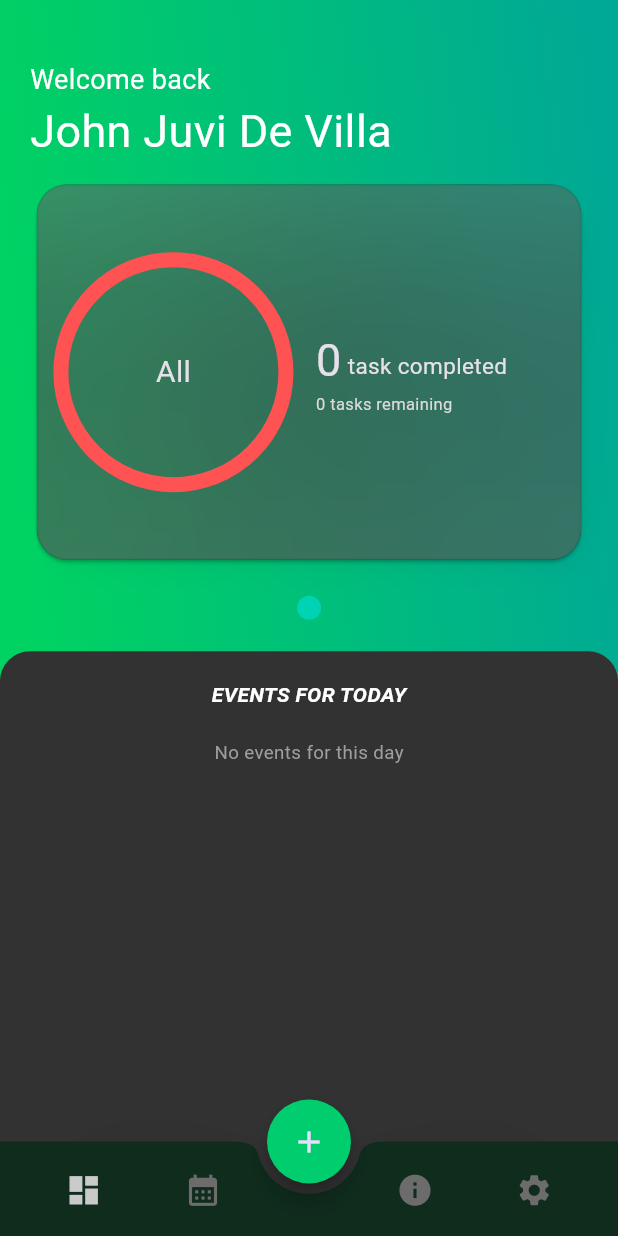
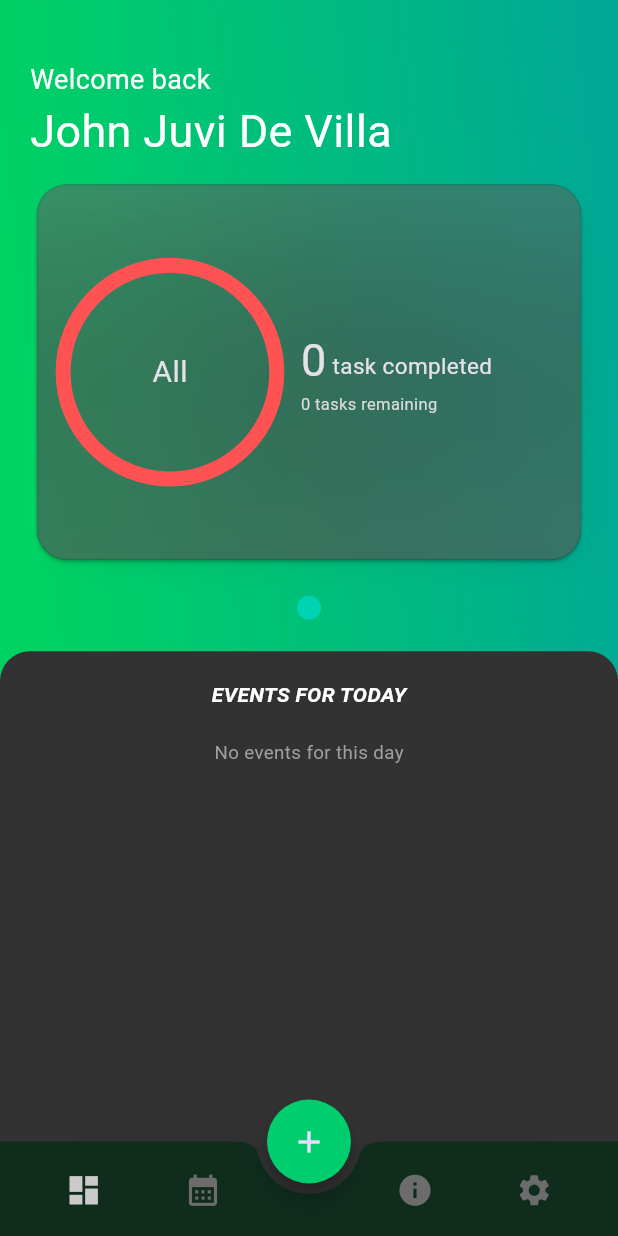
Before and after one commit to TheSciCoder3000/S-Hub, a Flutter app: the MainWrapper screen opened by its route, on a phone screen of 412 x 824 dp. Run offline on Flutter 3.47's test engine with Material 3 defaults, Android fonts, the phone set to English and light mode, and no system bars; drawn by our look-alikes of draggable_home, percent_indicator, smooth_page_indicator; our stand-ins replace cloud_firestore, firebase_auth, firebase_core, go_router, table_calendar; missing offline and left inert: icalendar_parser; accounts and stored records are empty.

Commit message:
overflow bug fix

```diff
--- a/lib/screens/dashboard/card_collection.dart
+++ b/lib/screens/dashboard/card_collection.dart
@@ -60,7 +60,7 @@ class CardCollection extends StatelessWidget {
                   color: const Color.fromARGB(100, 125, 125, 125)
                 ),
                 child: Padding(
-                  padding: const EdgeInsets.all(10.0),
+                  padding: const EdgeInsets.all(6.0),
                   child: child,
                 ),
               ),
@@ -78,11 +78,12 @@ class CardCollection extends StatelessWidget {
     return cardContainer(
       width: width,
       child: Row(
-        mainAxisAlignment: MainAxisAlignment.start,
+        mainAxisAlignment: MainAxisAlignment.spaceAround,
         crossAxisAlignment: CrossAxisAlignment.center,
         children: [
-          CircularPercentIndicator(
-            radius: 80.0,
+          Flexible(
+            child: CircularPercentIndicator(
+              radius: width*(0.185),
               startAngle: 140,
               percent: countTasks / totalTasks,
               lineWidth: 10,
@@ -90,7 +91,8 @@ class CardCollection extends StatelessWidget {
               progressColor: percentColor,
               backgroundColor: containerColor,
             ),
-          const SizedBox(width: 15.0),
+          ),
+          // const SizedBox(width: 15.0),
           Flexible(
             child: Column(
               mainAxisAlignment: MainAxisAlignment.center,
```
Lines whose indentation alone changed are shown as unchanged.
